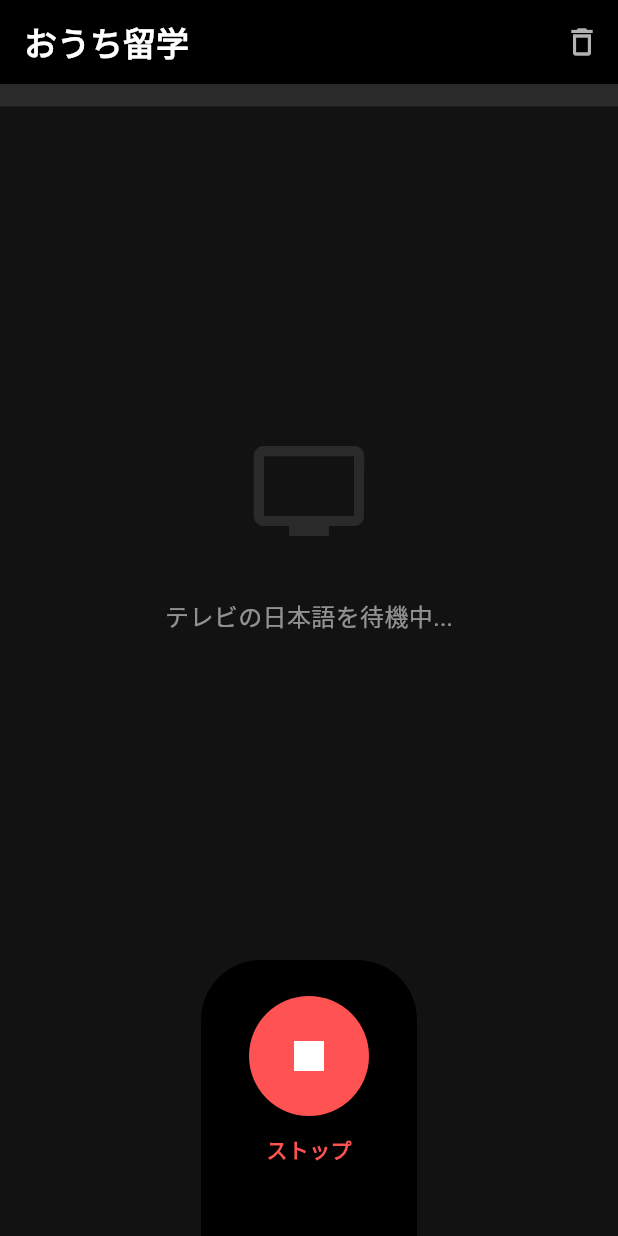
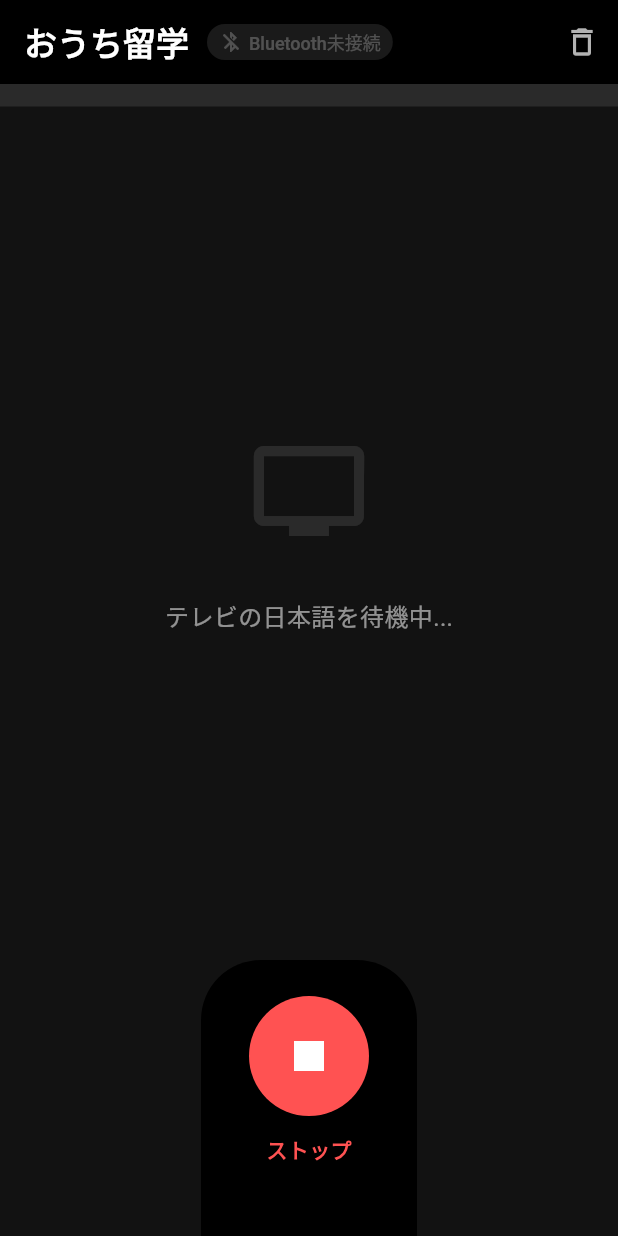
Before and after one commit to yuki22683/ouchi_ryugaku, a Flutter app: the screen it shows after launch, after a tap on "おうち留学を開始", on a phone screen of 412 x 824 dp. Run offline on Flutter 3.47's test engine with Material 3 defaults, Android fonts, the light colour scheme and no system bars; our stand-ins replace flutter_riverpod, flutter_tts, permission_handler, speech_to_text; missing offline and left inert: audio_session, record, translator; Roboto replaces fonts that are missing (Noto Sans JP); statements that could not run were skipped.

Commit message:
Add Bluetooth connection status display with Japanese text in AppBar

```diff
--- a/lib/providers/translation_provider.dart
+++ b/lib/providers/translation_provider.dart
@@ -6,22 +6,26 @@ import '../models/translation_item.dart';
 import '../services/speech_service.dart';
 import '../services/translation_service.dart';
 import '../services/tts_service.dart';
+import '../services/audio_device_service.dart';
 
 final speechServiceProvider = Provider((ref) => SpeechService());
 final translationServiceProvider = Provider((ref) => TranslationService());
 final ttsServiceProvider = Provider((ref) => TtsService());
+final audioDeviceServiceProvider = Provider((ref) => AudioDeviceService());
 
 class TranslationState {
   final List<TranslationItem> items;
   final bool isListening;
   final bool isServiceInitialized;
   final double soundLevel;
+  final bool isBluetoothConnected;
 
   TranslationState({
     this.items = const [],
     this.isListening = false,
     this.isServiceInitialized = false,
     this.soundLevel = 0,
+    this.isBluetoothConnected = false,
   });
 
   TranslationState copyWith({
@@ -29,12 +33,14 @@ class TranslationState {
     bool? isListening,
     bool? isServiceInitialized,
     double? soundLevel,
+    bool? isBluetoothConnected,
   }) {
     return TranslationState(
       items: items ?? this.items,
       isListening: isListening ?? this.isListening,
       isServiceInitialized: isServiceInitialized ?? this.isServiceInitialized,
       soundLevel: soundLevel ?? this.soundLevel,
+      isBluetoothConnected: isBluetoothConnected ?? this.isBluetoothConnected,
     );
   }
 }
@@ -43,12 +49,14 @@ class TranslationNotifier extends StateNotifier<TranslationState> {
   final SpeechService _speechService;
   final TranslationService _translationService;
   final TtsService _ttsService;
+  final AudioDeviceService _audioDeviceService;
   final _uuid = const Uuid();
 
   TranslationNotifier(
     this._speechService,
     this._translationService,
     this._ttsService,
+    this._audioDeviceService,
   ) : super(TranslationState());
 
   Future<void> init() async {
@@ -57,7 +65,16 @@ class TranslationNotifier extends StateNotifier<TranslationState> {
 
     await _ttsService.init();
     final ok = await _speechService.init();
-    state = state.copyWith(isServiceInitialized: ok);
+
+    await _audioDeviceService.init();
+    state = state.copyWith(
+      isServiceInitialized: ok,
+      isBluetoothConnected: _audioDeviceService.isBluetoothConnected,
+    );
+
+    _audioDeviceService.bluetoothStream.listen((isConnected) {
+      state = state.copyWith(isBluetoothConnected: isConnected);
+    });
   }
 
   String _lastWords = '';
@@ -106,5 +123,6 @@ final translationProvider = StateNotifierProvider<TranslationNotifier, Translati
     ref.watch(speechServiceProvider),
     ref.watch(translationServiceProvider),
     ref.watch(ttsServiceProvider),
+    ref.watch(audioDeviceServiceProvider),
   );
 });
--- a/lib/screens/home_screen.dart
+++ b/lib/screens/home_screen.dart
@@ -53,7 +53,38 @@ class _HomeScreenState extends ConsumerState<HomeScreen> {
     return Scaffold(
       backgroundColor: const Color(0xFF121212),
       appBar: AppBar(
-        title: const Text('おうち留学', style: TextStyle(color: Colors.white, fontWeight: FontWeight.bold)),
+        title: Row(
+          children: [
+            const Text('おうち留学', style: TextStyle(color: Colors.white, fontWeight: FontWeight.bold)),
+            const SizedBox(width: 12),
+            Container(
+              padding: const EdgeInsets.symmetric(horizontal: 8, vertical: 4),
+              decoration: BoxDecoration(
+                color: state.isBluetoothConnected ? Colors.blueAccent.withOpacity(0.2) : Colors.white10,
+                borderRadius: BorderRadius.circular(12),
+              ),
+              child: Row(
+                mainAxisSize: MainAxisSize.min,
+                children: [
+                  Icon(
+                    state.isBluetoothConnected ? Icons.bluetooth_connected : Icons.bluetooth_disabled,
+                    size: 16,
+                    color: state.isBluetoothConnected ? Colors.blueAccent : Colors.white24,
+                  ),
+                  const SizedBox(width: 4),
+                  Text(
+                    state.isBluetoothConnected ? 'Bluetooth接続中' : 'Bluetooth未接続',
+                    style: TextStyle(
+                      fontSize: 12,
+                      color: state.isBluetoothConnected ? Colors.blueAccent : Colors.white24,
+                      fontWeight: FontWeight.w500,
+                    ),
+                  ),
+                ],
+              ),
+            ),
+          ],
+        ),
         backgroundColor: Colors.black,
         elevation: 0,
         actions: [
--- /dev/null
+++ b/lib/services/audio_device_service.dart
@@ -0,0 +1,46 @@
+import 'package:audio_session/audio_session.dart';
+import 'dart:async';
+import 'package:flutter/foundation.dart';
+
+class AudioDeviceService {
+  final _controller = StreamController<bool>.broadcast();
+  Stream<bool> get bluetoothStream => _controller.stream;
+
+  bool _isBluetoothConnected = false;
+  bool get isBluetoothConnected => _isBluetoothConnected;
+
+  Future<void> init() async {
+    final session = await AudioSession.instance;
+
+    // 現在の状態を確認
+    await _updateStatus(session);
+
+    // 変更を監視
+    session.devicesStream.listen((devices) async {
+      await _updateStatus(session);
+    });
+  }
+
+  Future<void> _updateStatus(AudioSession session) async {
+    final devices = await session.getDevices();
+    bool found = false;
+    for (var device in devices) {
+      if (device.type == AudioDeviceType.bluetoothA2dp ||
+          device.type == AudioDeviceType.bluetoothSco ||
+          device.type == AudioDeviceType.bluetoothLe) {
+        found = true;
+        break;
+      }
+    }
+
+    if (_isBluetoothConnected != found) {
+      _isBluetoothConnected = found;
+      _controller.add(_isBluetoothConnected);
+      debugPrint('Bluetooth connection status changed: $_isBluetoothConnected');
+    }
+  }
+
+  void dispose() {
+    _controller.close();
+  }
+}
--- a/pubspec.yaml
+++ b/pubspec.yaml
@@ -16,6 +16,7 @@ dependencies:
   permission_handler: ^11.1.0
   intl: ^0.19.0
   uuid: ^4.3.3
+  audio_session: ^0.2.2
 
 dev_dependencies:
   flutter_test:
```
Also changed, not shown: pubspec.lock, 1 other file.
